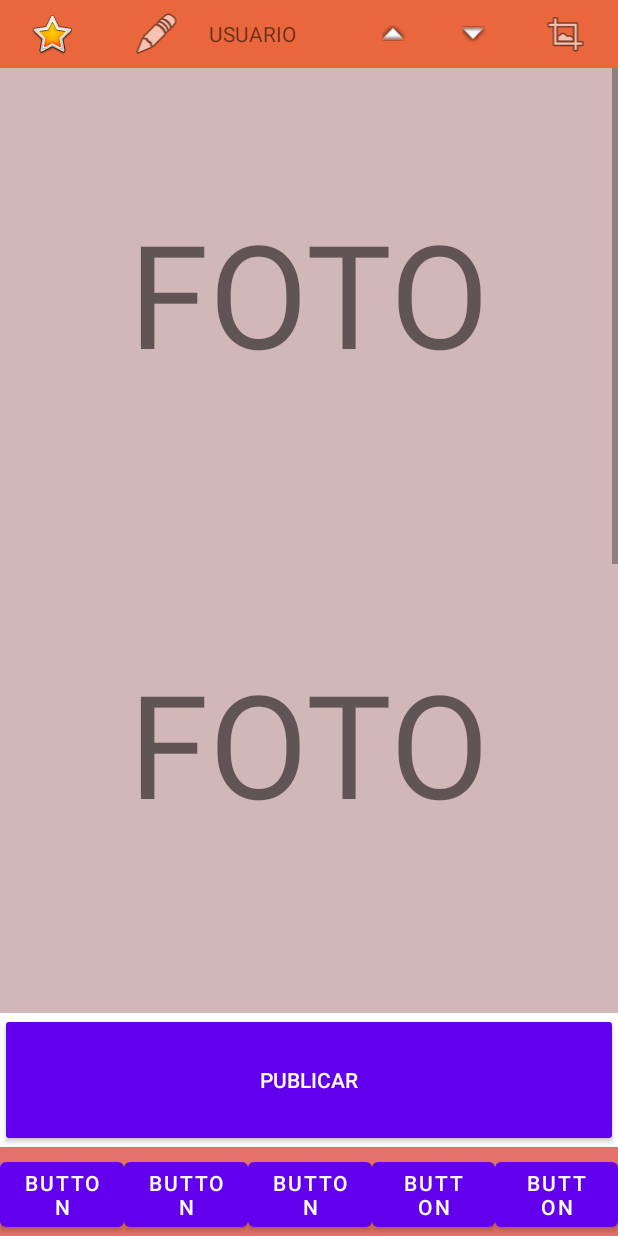
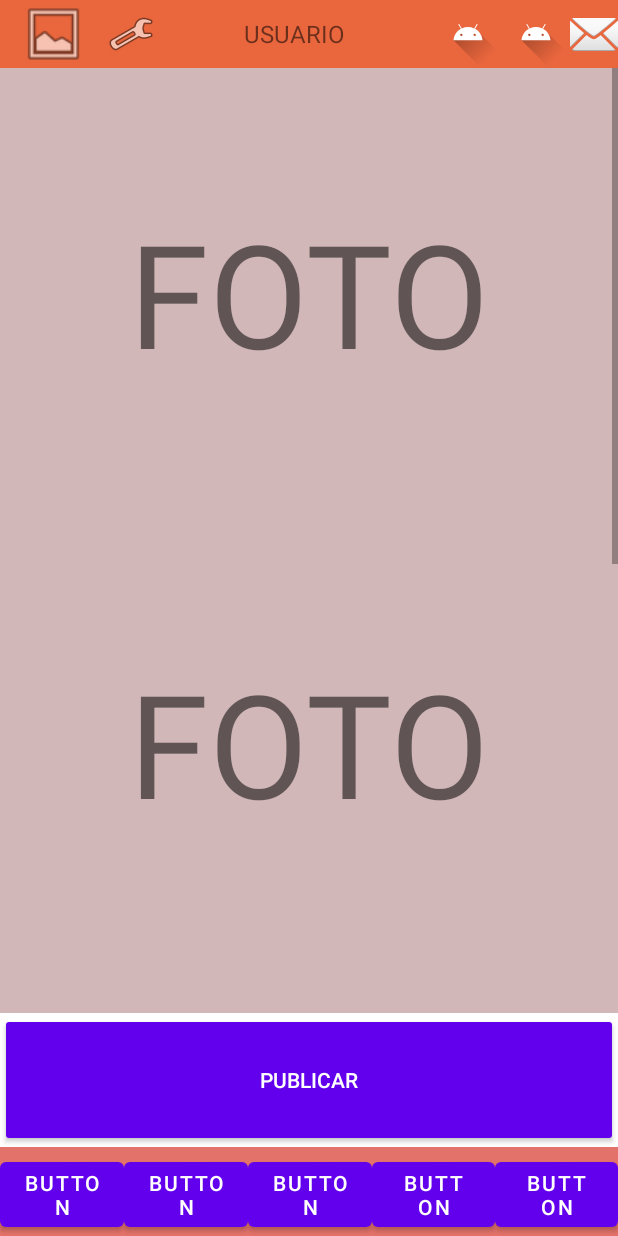
Before and after one commit to AgusDunovits/Sitio, an Android app: the fragment Fragmento_usuario placed in its activity, on a phone screen of 412 x 824 dp. Run offline under Robolectric (Android 15) with nearby library versions, the phone set to English and light mode, and no system bars.

Commit message:
modificacion 1

```diff
--- a/app/src/main/res/layout/fragment_fragmento_usuario.xml
+++ b/app/src/main/res/layout/fragment_fragmento_usuario.xml
@@ -21,50 +21,47 @@
             <ImageView
                 android:id="@+id/imageView3"
                 android:layout_width="wrap_content"
-                android:layout_height="wrap_content"
-                android:layout_gravity="center"
+                android:layout_height="match_parent"
                 android:layout_weight="1"
-                android:src="@android:drawable/btn_star_big_on" />
+                android:src="@android:drawable/ic_menu_gallery" />
 
             <ImageView
                 android:id="@+id/imageView4"
                 android:layout_width="wrap_content"
-                android:layout_height="wrap_content"
-                android:layout_gravity="center"
-                android:layout_weight="1"
-                android:src="@android:drawable/ic_menu_edit" />
+                android:layout_height="match_parent"
+                android:src="@android:drawable/ic_menu_preferences" />
 
             <TextView
                 android:id="@+id/textView4"
                 android:layout_width="wrap_content"
-                android:layout_height="wrap_content"
+                android:layout_height="match_parent"
                 android:layout_gravity="center"
-                android:layout_weight="1"
-                android:text="USUARIO" />
+                android:layout_weight="3"
+                android:gravity="center"
+                android:text="USUARIO"
+                android:textSize="16sp" />
 
             <ImageView
-                android:id="@+id/imageView5"
-                android:layout_width="wrap_content"
-                android:layout_height="wrap_content"
-                android:layout_gravity="center"
-                android:layout_weight="1"
-                android:src="@android:drawable/arrow_up_float" />
+                android:id="@+id/imageView2"
+                android:layout_width="45dp"
+                android:layout_height="match_parent"
+                android:layout_weight="0"
+                android:src="@drawable/ic_launcher_foreground" />
 
             <ImageView
                 android:id="@+id/imageView6"
-                android:layout_width="wrap_content"
-                android:layout_height="wrap_content"
-                android:layout_gravity="center"
-                android:layout_weight="1"
-                android:src="@android:drawable/arrow_down_float" />
+                android:layout_width="45dp"
+                android:layout_height="match_parent"
+                android:layout_weight="0"
+                android:src="@drawable/ic_launcher_foreground" />
 
             <ImageView
                 android:id="@+id/imageView7"
                 android:layout_width="wrap_content"
-                android:layout_height="wrap_content"
-                android:layout_gravity="center"
-                android:layout_weight="1"
-                android:src="@android:drawable/ic_menu_crop" />
+                android:layout_height="match_parent"
+                android:layout_weight="0"
+                android:src="@android:drawable/ic_dialog_email" />
+
         </LinearLayout>
 
         <ScrollView
```
